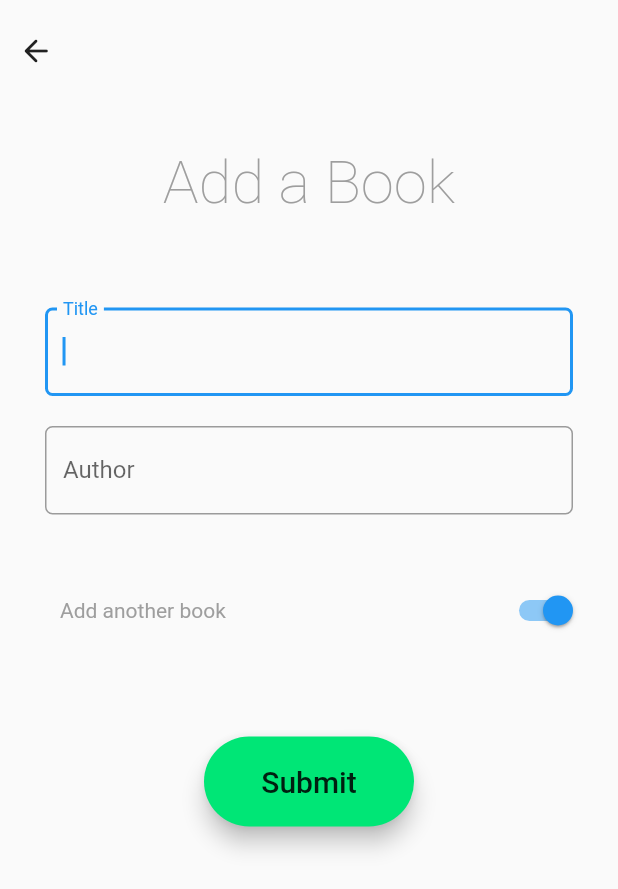
After one commit to chezky/library, a Flutter app: the screen it shows after launch, after a tap on the "add" icon, on a phone screen of 412 x 824 dp. The commit adds this screen. Shown: the top 889 px of the screen. Run offline on Flutter 3.47's test engine with Material 2 defaults, Android fonts, the light colour scheme and no system bars; missing offline and left inert: global_configuration, nfc_in_flutter, nfc_manager; network calls fail.

Commit message:
doing well

```diff
--- /dev/null
+++ b/library_frontend/assets/cfg/config.json
@@ -0,0 +1,3 @@
+{
+  "host": "http://10.1.10.216:8080"
+}
--- /dev/null
+++ b/library_frontend/lib/api.dart
@@ -0,0 +1,95 @@
+import 'dart:convert';
+
+import 'package:flutter/material.dart';
+import 'package:global_configuration/global_configuration.dart';
+import 'package:library_frontend/models/book_list.dart';
+import 'package:library_frontend/models/books_scanned.dart';
+import 'package:provider/provider.dart';
+import 'package:http/http.dart' as http;
+
+class API {
+  API(this.context);
+
+  final BuildContext context;
+
+  GlobalConfiguration cfg = GlobalConfiguration();
+
+  getBookByID(String msg) async {
+    var content = '{"id":${int.parse(msg)}}';
+    var url = Uri.parse("${cfg.get("host")}/get/id");
+
+    var res = await http.post(url, body: content);
+    print("res for get bookByID is  ${res.body}");
+
+    if(res.body.contains("sql: no rows in result set")) {
+      print("books does not exist");
+      return;
+    }
+
+    Map dr = jsonDecode(res.body);
+    context.read<BooksScanned>().add(dr);
+  }
+
+  getByTitle(String query) async {
+    if (query == "") {
+      getAllBooks();
+      return;
+    }
+
+    String content = '{"query":"$query"}';
+    var url = Uri.parse("${cfg.get("host")}/search/title");
+
+    var res = await http.post(url, body: content);
+    print("length of search by title  ${res.body.length}");
+    print(res.body);
+    var dcdc = jsonDecode(res.body);
+    context.read<BookList>().clear();
+    if (dcdc != null) {
+      context.read<BookList>().add(dcdc);
+    }
+  }
+
+  getAllBooks() async {
+    var url = Uri.parse("${cfg.get("host")}/get");
+
+    var res = await http.post(url, body: '');
+    print("length of get all books  ${res.body.length}");
+
+    var dcdc = jsonDecode(res.body);
+    print(dcdc[10]);
+    context.read<BookList>().clear();
+    context.read<BookList>().add(dcdc);
+  }
+
+  updateBooks(String name, List books) async {
+    if (books.isEmpty) {
+      books = context.read<BooksScanned>().books;
+    }
+
+    List ids = [];
+    for(var i=0; i<books.length; i++) {
+      ids.add(books[i]["id"]);
+    }
+
+    name = books[0]["available"] ? name : "";
+
+    String content = '{"ids":$ids, "available":${!books[0]["available"]}, "name":"$name"}';
+    var url = Uri.parse("${cfg.get("host")}/update");
+
+    var res = await http.post(url, body: content);
+    print("updating books was a ${res.body}");
+    context.read<BooksScanned>().clear();
+  }
+
+  Future<int> addBook(String title, String author) async {
+    String content = '{"title":"$title", "author":"$author"}';
+    print('host is: ${cfg.get("host")}');
+    var url = Uri.parse("${cfg.get("host")}/new");
+    print('url is: $url');
+
+    var res = await http.post(url, body: content);
+    print("res for add book is: ${res.body}");
+    getAllBooks();
+    return int.parse(res.body);
+  }
+}
--- a/library_frontend/lib/home.dart
+++ b/library_frontend/lib/home.dart
@@ -1,5 +1,10 @@
 import 'package:flutter/material.dart';
+import 'package:library_frontend/api.dart';
+import 'package:library_frontend/list.dart';
+import 'package:library_frontend/models/book_list.dart';
 import 'package:library_frontend/update.dart';
+import 'package:library_frontend/new_book.dart';
+import 'package:provider/provider.dart';
 
 class HomePage extends StatefulWidget {
   const HomePage({Key? key}) : super(key: key);
@@ -9,20 +14,30 @@ class HomePage extends StatefulWidget {
 
 class _HomePageState extends State<HomePage> {
 
+  @override
+  void initState() {
+    API(context).getAllBooks();
+    super.initState();
+  }
+
   Widget _topIcons() {
     return Container(
       padding: const EdgeInsets.fromLTRB(10,20,10,0),
       child: Row(
         mainAxisAlignment: MainAxisAlignment.spaceBetween,
         children: [
+          // IconButton(
+          //   color: Colors.grey,
+          //   onPressed: () => {
+          //     Navigator.push(context, MaterialPageRoute(builder: (context) => const AddBookPage()))
+          //   },
+          //   icon: const Icon(Icons.settings_rounded),
+          // ),
           IconButton(
             color: Colors.grey,
-            onPressed: () => {},
-            icon: const Icon(Icons.settings_rounded),
-          ),
-          IconButton(
-            color: Colors.grey,
-            onPressed: () => {},
+            onPressed: () => {
+              Navigator.push(context, MaterialPageRoute(builder: (context) => const AddBookPage()))
+            },
             icon: const Icon(Icons.add_rounded),
           ),
         ],
@@ -47,30 +62,34 @@ class _HomePageState extends State<HomePage> {
   Widget _infoPanel() {
     return Container(
       padding: const EdgeInsets.fromLTRB(0,0,0,0),
-      child: Column(
+      child: Consumer<BookList>(
+        builder: (BuildContext context, BookList bl, dynamic c) {
+          return Column(
             mainAxisAlignment: MainAxisAlignment.spaceEvenly,
             children: [
               Row(
                 mainAxisAlignment: MainAxisAlignment.spaceEvenly,
                 children: [
-              _infoContainer("Checked Out", "10", Colors.orange[400]),
-              _infoContainer("Available", "40", Colors.green[400]),
+                  _infoContainer("Checked Out", "${bl.books.where((e) => e["available"] == false).length}", Colors.orange[400], "checked"),
+                  _infoContainer("Available", "${bl.books.where((e) => e["available"] == true).length}", Colors.green[400], "available"),
                 ],
 
               ),
               Row(
                 mainAxisAlignment: MainAxisAlignment.spaceEvenly,
                 children: [
-              _infoContainer("Overdue", "4", Colors.red[400]),
-              _infoContainer("Total", "50", Colors.purple[300]),
+                  _infoContainer("Overdue", "${bl.books.where((e) => (e["time_stamp"] * 1000) + 1629331200 > DateTime.now().millisecondsSinceEpoch.toInt()).length}", Colors.red[400], "due"),
+                  _infoContainer("Total", bl.books.length.toString(), Colors.purple[300], "all"),
                 ],
               ),
             ],
+          );
+        },
       ),
     );
   }
 
-  Widget _infoContainer(String title, body, Color? color) {
+  Widget _infoContainer(String title, body, Color? color, String use) {
     return Container(
       margin: const EdgeInsets.fromLTRB(2,30,2,2),
       child: Column(
@@ -86,7 +105,9 @@ class _HomePageState extends State<HomePage> {
             height: 100,
             minWidth: 150,
             color: color,
-            onPressed: () => {},
+            onPressed: () => {
+              Navigator.push(context, MaterialPageRoute(builder: (context) => ListPage(use: use,)))
+            },
             child: Text(
               body,
               style: const TextStyle(
--- a/library_frontend/lib/main.dart
+++ b/library_frontend/lib/main.dart
@@ -1,6 +1,21 @@
 import 'package:flutter/material.dart';
+import 'package:global_configuration/global_configuration.dart';
 import 'package:library_frontend/app.dart';
+import 'package:library_frontend/models/books_scanned.dart';
+import 'package:provider/provider.dart';
 
-void main() {
-  runApp(Library());
+import 'models/book_list.dart';
+
+
+void main() async{
+  WidgetsFlutterBinding.ensureInitialized();
+  await GlobalConfiguration().loadFromAsset("config.json");
+
+  runApp(MultiProvider(
+    providers: [
+      ChangeNotifierProvider(create: (context) => BookList()),
+      ChangeNotifierProvider(create: (context) => BooksScanned()),
+    ],
+    child: Library(),
+  ));
 }
--- /dev/null
+++ b/library_frontend/lib/models/book_list.dart
@@ -0,0 +1,19 @@
+import 'package:flutter/material.dart';
+
+class BookList extends ChangeNotifier {
+  List _books = [];
+
+  List get books => _books;
+
+  void add(b) {
+    _books.addAll(b);
+    // This call tells the widgets that are listening to this model to rebuild.
+    notifyListeners();
+  }
+
+  void clear() {
+    _books.clear();
+    // This call tells the widgets that are listening to this model to rebuild.
+    notifyListeners();
+  }
+}
--- /dev/null
+++ b/library_frontend/lib/models/books_scanned.dart
@@ -0,0 +1,32 @@
+import 'package:flutter/material.dart';
+
+class BooksScanned extends ChangeNotifier {
+  List<Map> _books = [];
+
+  List<Map> get books => _books;
+
+  void add(Map b) {
+    for(var i=0; i<books.length; i++){
+      if (books[i]["id"] == b["id"]) {
+        print("books already in list");
+        return;
+      }
+    }
+
+    _books.add(b);
+    // This call tells the widgets that are listening to this model to rebuild.
+    notifyListeners();
+  }
+
+  void remove(int i) {
+    _books.removeAt(i);
+    // This call tells the widgets that are listening to this model to rebuild.
+    notifyListeners();
+  }
+
+  void clear() {
+    _books.clear();
+    // This call tells the widgets that are listening to this model to rebuild.
+    notifyListeners();
+  }
+}
--- /dev/null
+++ b/library_frontend/lib/new_book.dart
@@ -0,0 +1,175 @@
+import 'package:flutter/material.dart';
+import 'package:library_frontend/add_scan.dart';
+import 'package:library_frontend/api.dart';
+
+class AddBookPage extends StatefulWidget {
+  const AddBookPage({Key? key}) : super(key: key);
+
+  @override
+  State<AddBookPage> createState() => _AddBookPageState();
+}
+
+class _AddBookPageState extends State<AddBookPage> {
+  final TextEditingController _titleController = TextEditingController();
+  final TextEditingController _authorController = TextEditingController();
+
+  bool switchValue = true;
+
+  Widget _topIcon() {
+    return Container(
+      padding: const EdgeInsets.only(top: 10),
+      child: Row(
+        mainAxisAlignment: MainAxisAlignment.spaceBetween,
+        children: [
+          IconButton(
+            icon: const Icon(
+              Icons.arrow_back_rounded,
+            ),
+            onPressed: () => Navigator.pop(context),
+          ),
+        ],
+      ),
+    );
+  }
+
+  Widget _title() {
+    return Container(
+      padding: const EdgeInsets.fromLTRB(0,40,0,0),
+      child: const Text(
+        'Add a Book',
+        style: TextStyle(
+          fontSize: 40,
+          fontWeight: FontWeight.w200,
+          color: Colors.grey,
+        ),
+      ),
+    );
+  }
+
+  Widget _form() {
+    return Container(
+      padding: const EdgeInsets.only(top: 40),
+      child: Column (
+        children: [
+          _textField("Title", 0, _titleController),
+          _textField("Author", 1, _authorController),
+        ],
+      ),
+    );
+  }
+
+  Widget _textField(String text, int id, TextEditingController controller) {
+    return Container(
+      padding: const EdgeInsets.fromLTRB(30,20,30,0),
+      child: TextField(
+        controller: controller,
+        autofocus: id == 0,
+        textInputAction: id == 0 ? TextInputAction.next : TextInputAction.done,
+        decoration: InputDecoration(
+          labelText: text,
+          border: const OutlineInputBorder(
+            borderRadius: BorderRadius.all(Radius.circular(5)),
+          ),
+        ),
+      ),
+    );
+  }
+
+  Widget _addMoreBool() {
+    return Container(
+      padding: const EdgeInsets.fromLTRB(40,40,20,0),
+      child: Row(
+        mainAxisAlignment: MainAxisAlignment.spaceBetween,
+        children: [
+          const Text(
+            'Add another book',
+            style: TextStyle(
+              color: Colors.grey,
+            ),
+          ),
+          Switch(
+            value: switchValue,
+            onChanged: (value) {
+              setState(() {
+                switchValue = value;
+              });
+            },
+          ),
+        ],
+      ),
+    );
+  }
+
+  Widget _submit() {
+    return Container(
+      padding: const EdgeInsets.fromLTRB(0,60,0,60),
+      child: MaterialButton(
+        height: 60,
+        minWidth: 140,
+        elevation: 6,
+        color: Colors.greenAccent[400],
+        onPressed: () => {
+          _addBook(),
+        },
+        shape: const RoundedRectangleBorder(
+          borderRadius: BorderRadius.all(Radius.circular(50)),
+        ),
+        child: const Text(
+          'Submit',
+          style: TextStyle(
+            fontSize: 20,
+          ),
+          textAlign: TextAlign.center,
+        ),
+      ),
+    );
+  }
+
+  @override
+  Widget build(BuildContext context) {
+    FocusScopeNode currentFocus = FocusScope.of(context);
+
+    return GestureDetector(
+      onTap: () {
+        if (!currentFocus.hasPrimaryFocus) {
+          currentFocus.unfocus();
+        }
+      },
+      child: Material(
+        child: SingleChildScrollView(
+          child: SafeArea(
+            child: Column(
+              mainAxisAlignment: MainAxisAlignment.start,
+              children: [
+                _topIcon(),
+                _title(),
+                _form(),
+                _addMoreBool(),
+                _submit(),
+              ],
+            ),
+          ),
+        ),
+      ),
+    );
+  }
+
+  _handleDialog(value) {
+    if(value == "skip" || value == "success") {
+      switchValue ? _reset() : Navigator.pop(context);
+    }
+  }
+
+  _reset() {
+    _titleController.clear();
+    _authorController.clear();
+  }
+
+  _addBook() async {
+    if (_titleController.value.text != "" && _authorController.value.text != "") {
+      int result = await API(context).addBook(_titleController.value.text, _authorController.value.text);
+      print("result of adding a new book: ${result.toString()}");
+      showDialog(context: context, builder: (context) => AddScanDialog(title: _titleController.value.text, id: result)).then((value) => _handleDialog(value));
+    }
+  }
+}
```
Also changed, not shown: library_frontend/lib/add_scan.dart (added, +141 -0 lines), library_frontend/lib/list.dart (added, +186 -0 lines), library_frontend/pubspec.yaml (+7 -1 lines), library_frontend/pubspec.lock, 1 other file. Lines whose indentation alone changed are shown as unchanged.
